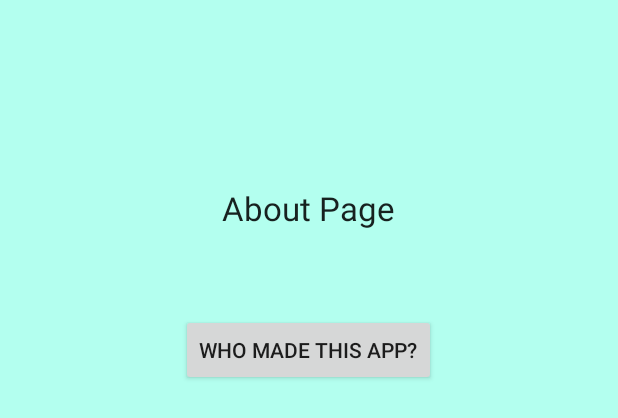
After one commit to narciszait/SmartAlarmDroid, an Android app: the layout about_layout.xml on its own in the app's theme, with its tools: preview values and no code run, on a phone screen of 412 x 824 dp. The commit adds this screen. Shown: the top 418 px of the screen. Run offline under Robolectric (Android 15) with nearby library versions, the phone set to English and light mode, and no system bars.

Commit message:
Added the About Page for an Easter egg

```diff
--- a/app/src/main/java/com/example/narcis/twopages/NavigationDrawerFragment.java
+++ b/app/src/main/java/com/example/narcis/twopages/NavigationDrawerFragment.java
@@ -104,7 +104,8 @@ public class NavigationDrawerFragment extends Fragment {
                 new String[]{
                         getString(R.string.title_section1),
                         getString(R.string.title_section2),
-                        "Settings"
+                        "Settings",
+                        "About"
                 }));
         mDrawerListView.setItemChecked(mCurrentSelectedPosition, true);
         return mDrawerListView;
--- a/app/src/main/java/com/example/narcis/twopages/SetAlarm.java
+++ b/app/src/main/java/com/example/narcis/twopages/SetAlarm.java
@@ -64,6 +64,7 @@ public class SetAlarm extends Fragment {
              final Calendar c2 = Calendar.getInstance();
              int mHour2 = c2.get(Calendar.HOUR_OF_DAY);
              int mMinute2 = c2.get(Calendar.MINUTE);
+             int mSecond2 = c2.get(Calendar.SECOND);
 
              Log.v("current hour: ", Integer.toString(mHour2));
              Log.v("current minute: ", Integer.toString(mMinute2));
--- /dev/null
+++ b/app/src/main/res/layout/about_layout.xml
@@ -0,0 +1,26 @@
+<?xml version="1.0" encoding="utf-8"?>
+<RelativeLayout xmlns:android="http://schemas.android.com/apk/res/android"
+    android:layout_width="match_parent" android:layout_height="match_parent"
+    android:background="#ffb3ffef"
+    >
+    <!--android:id="@+id/"-->
+
+    <TextView
+        android:layout_width="wrap_content"
+        android:layout_height="wrap_content"
+        android:textAppearance="?android:attr/textAppearanceLarge"
+        android:text="About Page"
+        android:id="@+id/textView"
+        android:layout_alignParentTop="true"
+        android:layout_centerHorizontal="true"
+        android:layout_marginTop="124dp" />
+
+    <Button
+        android:layout_width="wrap_content"
+        android:layout_height="wrap_content"
+        android:text="Who made this app?"
+        android:id="@+id/button3"
+        android:layout_below="@+id/textView"
+        android:layout_centerHorizontal="true"
+        android:layout_marginTop="56dp" />
+</RelativeLayout>
```
Also changed, not shown: app/src/main/java/com/example/narcis/twopages/AboutPage.java (added, +55 -0 lines), app/src/main/java/com/example/narcis/twopages/MainActivity.java (+10 -0 lines), 1 other file.
